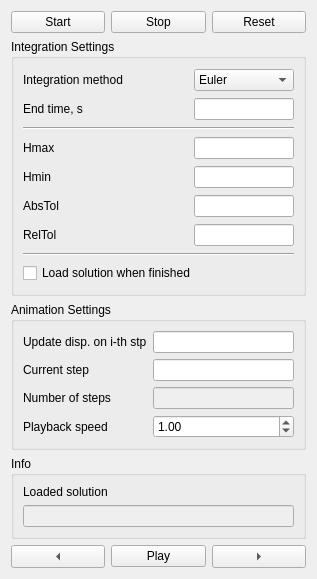
Before: the Qt Designer form simulation_control_widget/simulation_control_widget.ui in ladisk/DyS, drawn with Qt 5.
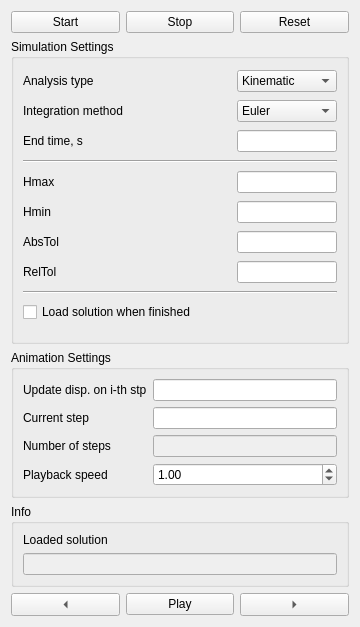
After: the same form once the commit is applied.

Commit message: work on class Motion() to be used with kinematic analysis work on class Measure() to measure data during analysis

```diff
--- a/simulation_control_widget/simulation_control_widget.ui
+++ b/simulation_control_widget/simulation_control_widget.ui
@@ -6,8 +6,8 @@
    <rect>
     <x>0</x>
     <y>0</y>
-    <width>317</width>
-    <height>579</height>
+    <width>360</width>
+    <height>627</height>
    </rect>
   </property>
   <property name="sizePolicy">
@@ -18,14 +18,14 @@
   </property>
   <property name="minimumSize">
    <size>
-    <width>317</width>
-    <height>579</height>
+    <width>360</width>
+    <height>627</height>
    </size>
   </property>
   <property name="maximumSize">
    <size>
     <width>360</width>
-    <height>598</height>
+    <height>627</height>
    </size>
   </property>
   <property name="windowTitle">
@@ -230,44 +230,54 @@
       </sizepolicy>
      </property>
      <property name="title">
-      <string>Integration Settings</string>
+      <string>Simulation Settings</string>
      </property>
      <layout class="QGridLayout" name="gridLayout">
-      <item row="0" column="2">
+      <item row="6" column="4">
+       <widget class="QLineEdit" name="absTol">
+        <property name="enabled">
+         <bool>true</bool>
+        </property>
+        <property name="inputMethodHints">
+         <set>Qt::ImhDigitsOnly|Qt::ImhPreferNumbers</set>
+        </property>
+       </widget>
+      </item>
+      <item row="8" column="2" colspan="3">
+       <widget class="Line" name="line_4">
+        <property name="orientation">
+         <enum>Qt::Horizontal</enum>
+        </property>
+       </widget>
+      </item>
+      <item row="1" column="2">
        <widget class="QLabel" name="endTimeLabel_3">
         <property name="text">
          <string>Integration method</string>
         </property>
        </widget>
       </item>
-      <item row="4" column="4">
-       <widget class="QLineEdit" name="Hmin">
-        <property name="enabled">
-         <bool>true</bool>
-        </property>
-        <property name="inputMethodHints">
-         <set>Qt::ImhDigitsOnly|Qt::ImhPreferNumbers</set>
-        </property>
-       </widget>
-      </item>
-      <item row="3" column="4">
-       <widget class="QLineEdit" name="Hmax">
-        <property name="enabled">
-         <bool>true</bool>
-        </property>
-        <property name="inputMethodHints">
-         <set>Qt::ImhDigitsOnly|Qt::ImhPreferNumbers</set>
-        </property>
-       </widget>
-      </item>
-      <item row="1" column="2">
+      <item row="2" column="2">
        <widget class="QLabel" name="endTimeLabel">
         <property name="text">
          <string>End time, s</string>
         </property>
        </widget>
       </item>
-      <item row="6" column="4">
+      <item row="1" column="3">
+       <spacer name="horizontalSpacer">
+        <property name="orientation">
+         <enum>Qt::Horizontal</enum>
+        </property>
+        <property name="sizeHint" stdset="0">
+         <size>
+          <width>40</width>
+          <height>20</height>
+         </size>
+        </property>
+       </spacer>
+      </item>
+      <item row="7" column="4">
        <widget class="QLineEdit" name="relTol">
         <property name="enabled">
          <bool>true</bool>
@@ -277,72 +287,38 @@
         </property>
        </widget>
       </item>
-      <item row="5" column="4">
-       <widget class="QLineEdit" name="absTol">
-        <property name="enabled">
-         <bool>true</bool>
-        </property>
-        <property name="inputMethodHints">
-         <set>Qt::ImhDigitsOnly|Qt::ImhPreferNumbers</set>
-        </property>
-       </widget>
-      </item>
-      <item row="4" column="2">
-       <widget class="QLabel" name="HminLabel">
-        <property name="text">
-         <string>Hmin</string>
-        </property>
-       </widget>
-      </item>
-      <item row="1" column="4">
-       <widget class="QLineEdit" name="endTime">
-        <property name="inputMethodHints">
-         <set>Qt::ImhDigitsOnly|Qt::ImhPreferNumbers</set>
-        </property>
-       </widget>
-      </item>
-      <item row="2" column="2" colspan="3">
+      <item row="3" column="2" colspan="3">
        <widget class="Line" name="line_3">
         <property name="orientation">
          <enum>Qt::Horizontal</enum>
         </property>
        </widget>
       </item>
-      <item row="6" column="2">
+      <item row="7" column="2">
        <widget class="QLabel" name="relTolLabel">
         <property name="text">
          <string>RelTol</string>
         </property>
        </widget>
       </item>
-      <item row="5" column="2">
-       <widget class="QLabel" name="absTolLabel">
-        <property name="text">
-         <string>AbsTol</string>
-        </property>
-       </widget>
-      </item>
-      <item row="3" column="2">
+      <item row="4" column="2">
        <widget class="QLabel" name="HmaxLabel">
         <property name="text">
          <string>Hmax</string>
         </property>
        </widget>
       </item>
-      <item row="0" column="3">
-       <spacer name="horizontalSpacer">
-        <property name="orientation">
-         <enum>Qt::Horizontal</enum>
+      <item row="5" column="4">
+       <widget class="QLineEdit" name="Hmin">
+        <property name="enabled">
+         <bool>true</bool>
         </property>
-        <property name="sizeHint" stdset="0">
-         <size>
-          <width>40</width>
-          <height>20</height>
-         </size>
+        <property name="inputMethodHints">
+         <set>Qt::ImhDigitsOnly|Qt::ImhPreferNumbers</set>
         </property>
-       </spacer>
+       </widget>
       </item>
-      <item row="0" column="4">
+      <item row="1" column="4">
        <widget class="QComboBox" name="integrationMethodComboBox">
         <property name="sizePolicy">
          <sizepolicy hsizetype="Fixed" vsizetype="Fixed">
@@ -368,14 +344,35 @@
         </item>
        </widget>
       </item>
-      <item row="7" column="2" colspan="3">
-       <widget class="Line" name="line_4">
-        <property name="orientation">
-         <enum>Qt::Horizontal</enum>
+      <item row="4" column="4">
+       <widget class="QLineEdit" name="Hmax">
+        <property name="enabled">
+         <bool>true</bool>
         </property>
        </widget>
       </item>
-      <item row="8" column="2">
+      <item row="5" column="2">
+       <widget class="QLabel" name="HminLabel">
+        <property name="text">
+         <string>Hmin</string>
+        </property>
+       </widget>
+      </item>
+      <item row="6" column="2">
+       <widget class="QLabel" name="absTolLabel">
+        <property name="text">
+         <string>AbsTol</string>
+        </property>
+       </widget>
+      </item>
+      <item row="2" column="4">
+       <widget class="QLineEdit" name="endTime">
+        <property name="inputMethodHints">
+         <set>Qt::ImhDigitsOnly|Qt::ImhPreferNumbers</set>
+        </property>
+       </widget>
+      </item>
+      <item row="9" column="2">
        <widget class="QCheckBox" name="loadSolutionFileStatus">
         <property name="sizePolicy">
          <sizepolicy hsizetype="Expanding" vsizetype="Fixed">
@@ -394,6 +391,27 @@
         </property>
        </widget>
       </item>
+      <item row="0" column="4">
+       <widget class="QComboBox" name="analysisTypeComboBox">
+        <item>
+         <property name="text">
+          <string>Kinematic</string>
+         </property>
+        </item>
+        <item>
+         <property name="text">
+          <string>Dynamic</string>
+         </property>
+        </item>
+       </widget>
+      </item>
+      <item row="0" column="2">
+       <widget class="QLabel" name="label">
+        <property name="text">
+         <string>Analysis type</string>
+        </property>
+       </widget>
+      </item>
      </layout>
     </widget>
    </item>
```
Left out of the diff: 3 changed lines with no effect on the pictures. The commit also changes 55 other files.
